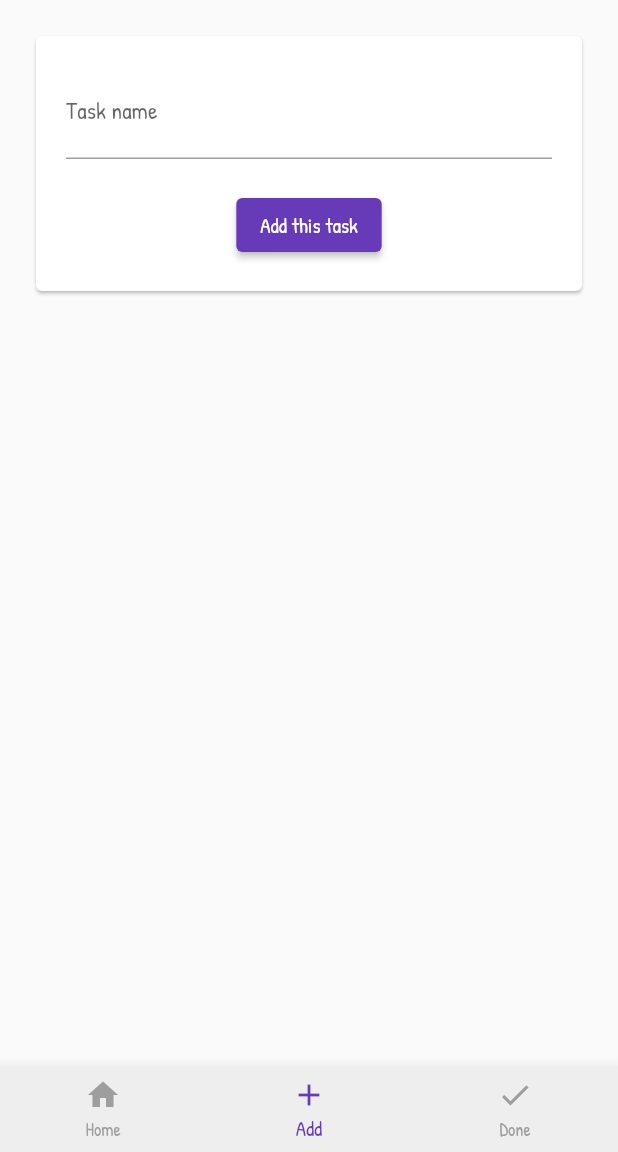
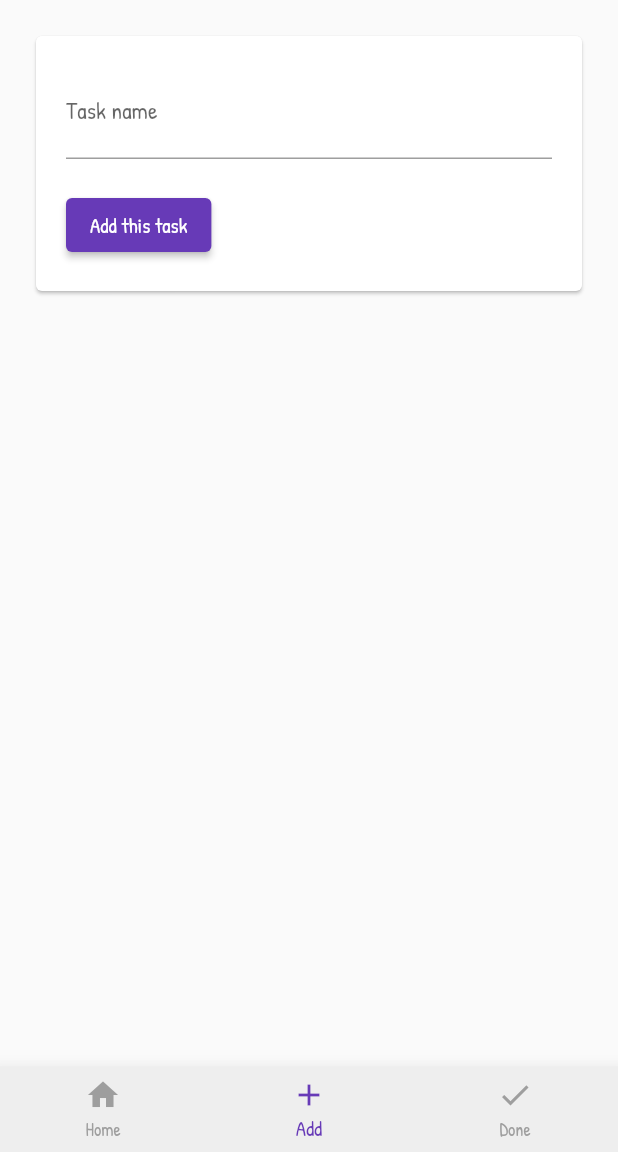
Before and after one commit to BlackIQ/whatsdone, a Flutter app: the screen it shows after launch, item 2 of the bottom bar chosen, after a tap on "Add this task", on a phone screen of 412 x 824 dp, the part 84-1236 px from its top. Run offline on Flutter 3.47's test engine with Material 2 defaults, Android fonts, the phone set to English and light mode, and no system bars; our stand-ins replace google_fonts, sqflite; accounts and stored records are empty.

Commit message:
Move button in start

```diff
--- a/lib/app/pages/add/add.dart
+++ b/lib/app/pages/add/add.dart
@@ -15,10 +15,6 @@ class _AddTaskState extends State<AddTask> {
     var ontime = DateFormat('y/MMM/dd H:m:s').format(DateTime.now());
     int id = Random().nextInt(999);
 
-    print(_tasktxt.text);
-    print(id);
-    print(ontime);
-
     await DatabaseHelper.instance.add(
       Tasks(
         name: _tasktxt.text,
@@ -29,7 +25,6 @@ class _AddTaskState extends State<AddTask> {
     );
     setState(() {
       _tasktxt.clear();
-      _tasktxt.clear();
     });
   }
 
@@ -39,8 +34,10 @@ class _AddTaskState extends State<AddTask> {
       padding: EdgeInsets.all(20),
       child: Card(
         child: Padding(
-          padding: const EdgeInsets.all(20),
-          child: Column(children: <Widget>[
+          padding: EdgeInsets.all(20),
+          child: Column(
+            crossAxisAlignment: CrossAxisAlignment.start,
+            children: <Widget>[
               TextField(
                 controller: _tasktxt,
                 decoration: InputDecoration(
@@ -53,7 +50,8 @@ class _AddTaskState extends State<AddTask> {
                 onPressed: _submit,
                 child: Text('Add this task'),
               ),
-          ]),
+            ],
+          ),
         ),
       ),
     );
```
Lines whose indentation alone changed are shown as unchanged.
